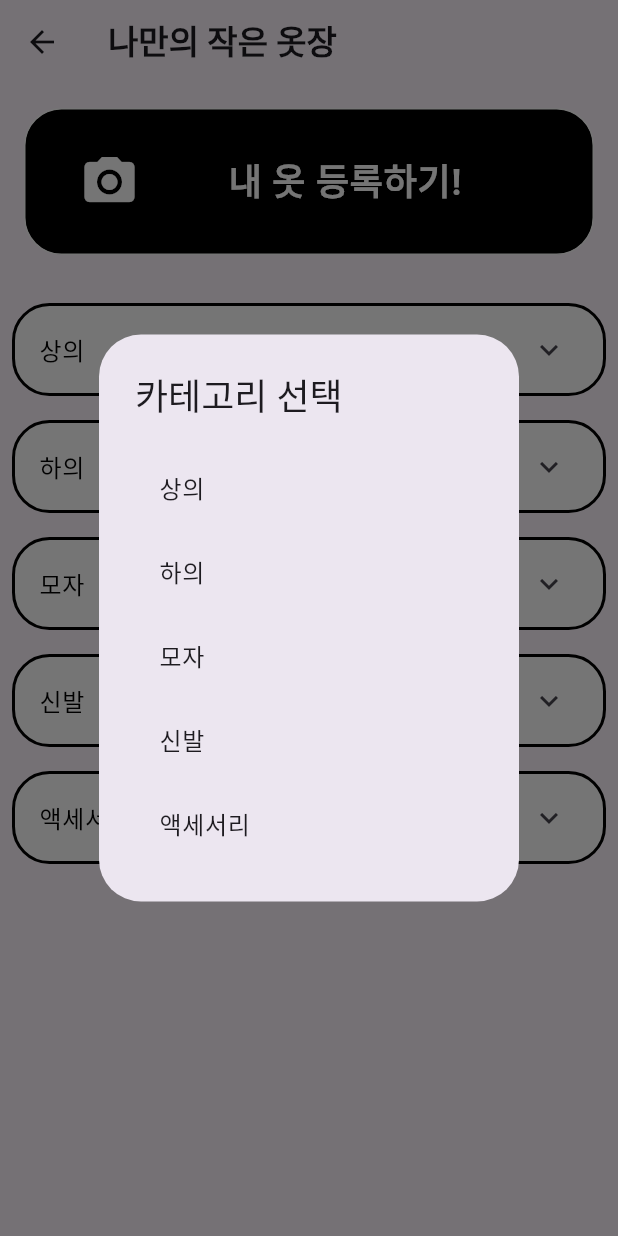
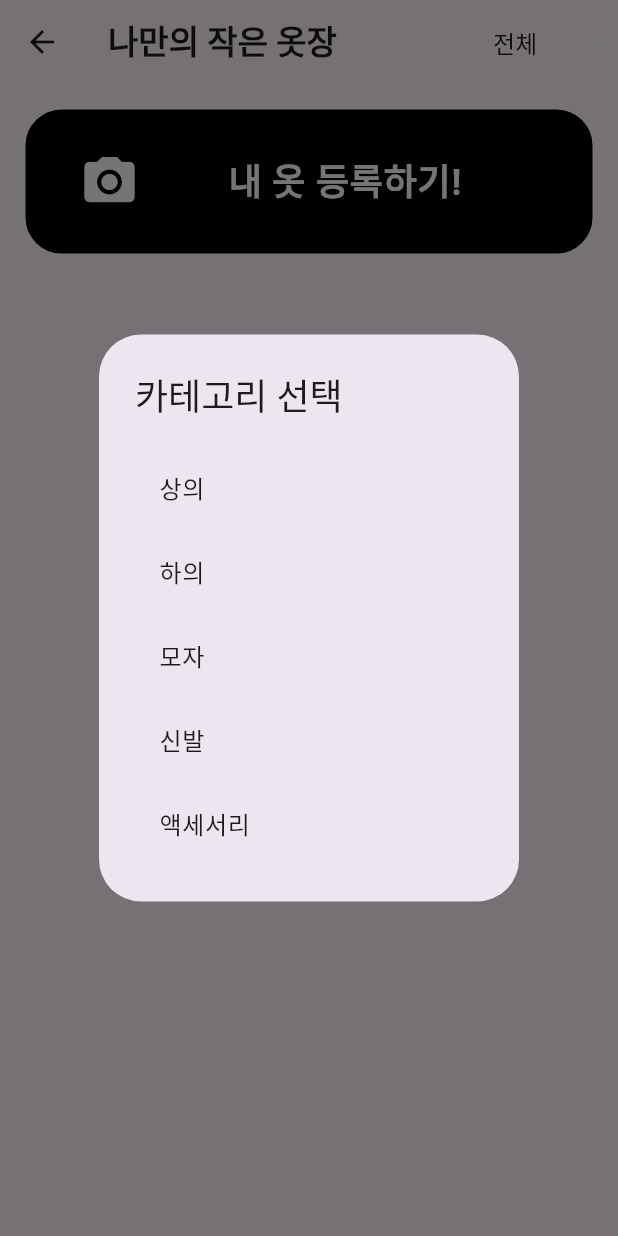
Before and after one commit to my-mini-closet/main_repo, a Flutter app: the WardrobeScreen screen opened directly, after a tap on "내 옷 등록하기!", on a phone screen of 412 x 824 dp. Run offline on Flutter 3.47's test engine with Material 3 defaults, Android fonts, the phone set to English and light mode, and no system bars; our stand-ins replace cached_network_image, cloud_firestore, firebase_core, firebase_storage, image_picker; accounts and stored records are empty.

Commit message:
revise category : all category and the other

```diff
--- a/lib/screens/wardrobe_screen.dart
+++ b/lib/screens/wardrobe_screen.dart
@@ -1,7 +1,7 @@
 import 'package:flutter/material.dart';
 import 'package:image_picker/image_picker.dart';
 import 'package:myminicloset/imagerepository.dart';
-import 'package:cached_network_image/cached_network_image.dart';  // 추가
+import 'package:cached_network_image/cached_network_image.dart';
 
 class WardrobeScreen extends StatefulWidget {
   @override
@@ -10,9 +10,10 @@ class WardrobeScreen extends StatefulWidget {
 
 class _WardrobeScreenState extends State<WardrobeScreen> {
   final ImageRepository _imageRepository = ImageRepository();
-  final List<String> _categories = ['상의', '하의', '모자', '신발', '액세서리'];
+  final List<String> _categories = ['all', '상의', '하의', '모자', '신발', '액세서리'];
   Map<String, List<Map<String, dynamic>>> _categoryImages = {};
-  String userId = '1234'; // 추후 로그인 기능 구현 시 userId를 사용하세요.
+  String userId = '1234';
+  String _selectedCategory = 'all';
 
   @override
   void initState() {
@@ -24,12 +25,11 @@ class _WardrobeScreenState extends State<WardrobeScreen> {
     List<Map<String, dynamic>> imagesData = await _imageRepository.getImages(userId);
     setState(() {
       _categoryImages = {
-        for (var category in _categories)
+        for (var category in _categories.where((c) => c != 'all'))
           category: imagesData.where((data) => data['category'] == category).toList()
       };
     });
   }
-
 
   Future<void> _pickImage(String category, ImageSource source) async {
     String userId = '1234'; // 추후 로그인 기능 구현 시 userId를 사용하세요.
@@ -54,7 +54,7 @@ class _WardrobeScreenState extends State<WardrobeScreen> {
           title: Text('카테고리 선택'),
           content: SingleChildScrollView(
             child: ListBody(
-              children: _categories.map((category) {
+              children: _categories.where((c) => c != 'all').map((category) {
                 return ListTile(
                   title: Text(category),
                   onTap: () {
@@ -103,6 +103,11 @@ class _WardrobeScreenState extends State<WardrobeScreen> {
 
   @override
   Widget build(BuildContext context) {
+    // 선택된 카테고리에 따라 보여줄 이미지 리스트를 결정합니다.
+    List<Map<String, dynamic>> displayedImages = _selectedCategory == 'all'
+        ? _categoryImages.values.expand((images) => images).toList()
+        : _categoryImages[_selectedCategory] ?? [];
+
     return Scaffold(
       appBar: AppBar(
         title: Text(
@@ -111,6 +116,27 @@ class _WardrobeScreenState extends State<WardrobeScreen> {
             fontWeight: FontWeight.bold,
           ),
         ),
+        actions: [
+          DropdownButton<String>(
+            value: _selectedCategory,
+            icon: Icon(Icons.arrow_downward, color: Colors.white),
+            dropdownColor: Colors.blue,
+            underline: Container(),
+            onChanged: (String? newCategory) {
+              if (newCategory != null && _categories.contains(newCategory)) {
+                setState(() {
+                  _selectedCategory = newCategory;
+                });
+              }
+            },
+            items: _categories.map<DropdownMenuItem<String>>((String category) {
+              return DropdownMenuItem<String>(
+                value: category,
+                child: Text(category == 'all' ? '전체' : category),
+              );
+            }).toList(),
+          ),
+        ],
       ),
       body: Column(
         children: [
@@ -134,36 +160,22 @@ class _WardrobeScreenState extends State<WardrobeScreen> {
             ),
           ),
           Expanded(
-            child: ListView(
+            child: ListView.builder(
               padding: EdgeInsets.all(8.0),
-              children: _categories.map((category) {
-                return Container(
-                  margin: EdgeInsets.symmetric(vertical: 8.0),
-                  decoration: BoxDecoration(
-                    color: Colors.white,
-                    borderRadius: BorderRadius.circular(25.0),
-                    border: Border.all(color: Colors.black, width: 2.0),
+              itemCount: displayedImages.length,
+              itemBuilder: (context, index) {
+                var item = displayedImages[index];
+                return ListTile(
+                  leading: CachedNetworkImage(
+                    imageUrl: item['image'],
+                    width: 50,
+                    height: 50,
+                    placeholder: (context, url) => CircularProgressIndicator(),
+                    errorWidget: (context, url, error) => Icon(Icons.error),
                   ),
-                  child: ExpansionTile(
-                    title: Text(
-                      category,
-                      style: TextStyle(color: Colors.black),
-                    ),
-                    children: _categoryImages[category]?.map((item) {
-                      return ListTile(
-                        leading: CachedNetworkImage(  // CachedNetworkImage 사용
-                          imageUrl: item['image'],
-                          width: 50,
-                          height: 50,
-                          placeholder: (context, url) => CircularProgressIndicator(),  // 로딩 인디케이터 추가
-                          errorWidget: (context, url, error) => Icon(Icons.error),  // 에러 아이콘 추가
-                        ),
-                        title: Text('Item', style: TextStyle(color: Colors.black)),
-                      );
-                    }).toList() ?? [],
-                  ),
+                  title: Text('Item', style: TextStyle(color: Colors.black)),
                 );
-              }).toList(),
+              },
             ),
           ),
         ],
```
